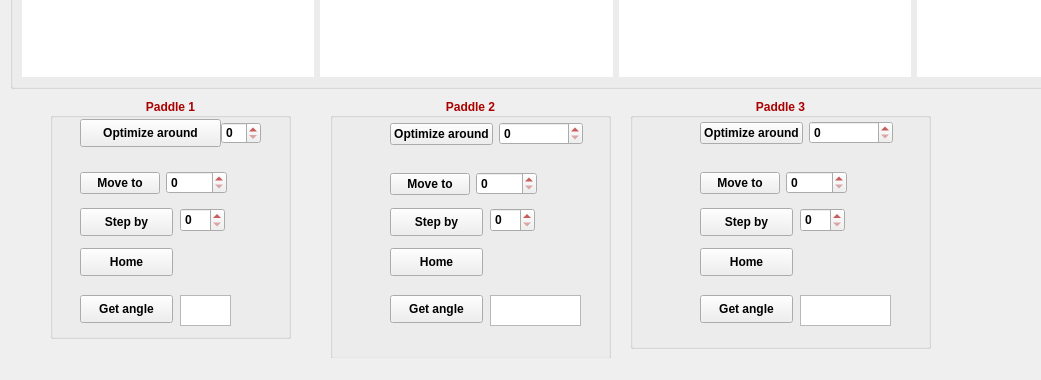
The window that pylabnet/gui/pyqt/gui_templates/pol_paddles.ui (wi11dey/pylabnet) describes before a commit, drawn with Qt 5; both pictures show x 0 to 1041 and y 442 to 822 of the 1226 by 822 pixel window.
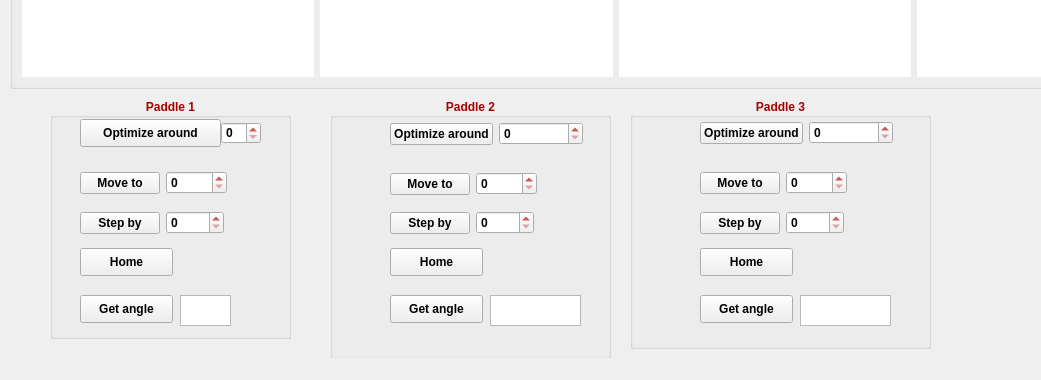
The same window after the commit. Custom widgets are drawn as their Qt base class.

The edit to the form file:
```diff
--- a/pylabnet/gui/pyqt/gui_templates/pol_paddles.ui
+++ b/pylabnet/gui/pyqt/gui_templates/pol_paddles.ui
@@ -619,28 +619,27 @@
      </property>
      <layout class="QHBoxLayout" name="horizontalLayout_4"/>
     </widget>
-    <widget class="QPushButton" name="move_to_4">
+    <widget class="QWidget" name="">
      <property name="geometry">
       <rect>
        <x>30</x>
        <y>110</y>
-       <width>93</width>
-       <height>28</height>
+       <width>144</width>
+       <height>30</height>
       </rect>
      </property>
+     <layout class="QHBoxLayout" name="horizontalLayout_11">
+      <item>
+       <widget class="QPushButton" name="step_by">
      <property name="text">
       <string>Step by</string>
      </property>
     </widget>
-    <widget class="QSpinBox" name="move_rel_step_4">
-     <property name="geometry">
-      <rect>
-       <x>130</x>
-       <y>110</y>
-       <width>45</width>
-       <height>24</height>
-      </rect>
-     </property>
+      </item>
+      <item>
+       <widget class="QSpinBox" name="step_size"/>
+      </item>
+     </layout>
     </widget>
    </widget>
    <widget class="QGroupBox" name="groupBox_6">
@@ -783,28 +782,27 @@
       <string>Get angle</string>
      </property>
     </widget>
-    <widget class="QSpinBox" name="move_rel_step_6">
-     <property name="geometry">
-      <rect>
-       <x>170</x>
-       <y>110</y>
-       <width>45</width>
-       <height>24</height>
-      </rect>
-     </property>
-    </widget>
-    <widget class="QPushButton" name="move_to_6">
+    <widget class="QWidget" name="">
      <property name="geometry">
       <rect>
        <x>70</x>
        <y>110</y>
-       <width>93</width>
-       <height>28</height>
+       <width>144</width>
+       <height>30</height>
       </rect>
      </property>
+     <layout class="QHBoxLayout" name="horizontalLayout_13">
+      <item>
+       <widget class="QPushButton" name="step_by_3">
      <property name="text">
       <string>Step by</string>
      </property>
+       </widget>
+      </item>
+      <item>
+       <widget class="QSpinBox" name="step_size_3"/>
+      </item>
+     </layout>
     </widget>
    </widget>
    <widget class="QGroupBox" name="groupBox_7">
@@ -947,28 +945,27 @@
       <string>Get angle</string>
      </property>
     </widget>
-    <widget class="QSpinBox" name="move_rel_step_5">
-     <property name="geometry">
-      <rect>
-       <x>160</x>
-       <y>110</y>
-       <width>45</width>
-       <height>24</height>
-      </rect>
-     </property>
-    </widget>
-    <widget class="QPushButton" name="move_to_5">
+    <widget class="QWidget" name="">
      <property name="geometry">
       <rect>
        <x>60</x>
        <y>110</y>
-       <width>93</width>
-       <height>28</height>
+       <width>144</width>
+       <height>30</height>
       </rect>
      </property>
+     <layout class="QHBoxLayout" name="horizontalLayout_12">
+      <item>
+       <widget class="QPushButton" name="step_by_2">
      <property name="text">
       <string>Step by</string>
      </property>
+       </widget>
+      </item>
+      <item>
+       <widget class="QSpinBox" name="step_size_2"/>
+      </item>
+     </layout>
     </widget>
    </widget>
    <widget class="QGroupBox" name="groupBox_4">
```
Left out of the diff: 6 changed lines with no effect on the pictures. Lines whose indentation alone changed are shown as unchanged.
